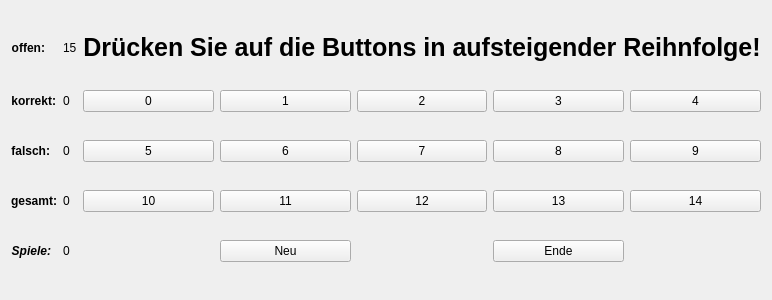
bbulis-tgm/python-game, file gui.ui: the form before one commit.
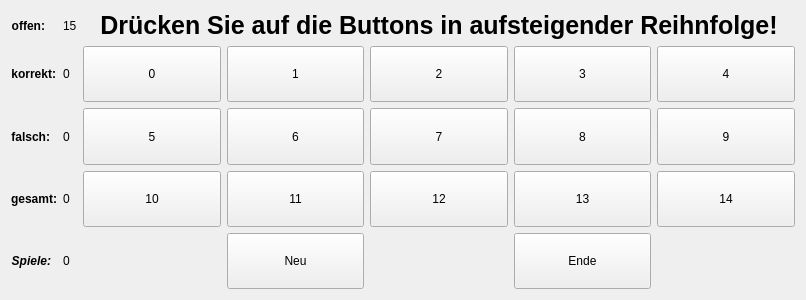
The form after the commit.

Commit message: Edit Gui; Edit button size

Diff of the .ui file:
```diff
--- a/gui.ui
+++ b/gui.ui
@@ -6,7 +6,7 @@
    <rect>
     <x>0</x>
     <y>0</y>
-    <width>734</width>
+    <width>806</width>
     <height>300</height>
    </rect>
   </property>
@@ -57,6 +57,12 @@
      </item>
      <item row="1" column="4">
       <widget class="QPushButton" name="pushButton_2">
+       <property name="sizePolicy">
+        <sizepolicy hsizetype="Minimum" vsizetype="Minimum">
+         <horstretch>0</horstretch>
+         <verstretch>0</verstretch>
+        </sizepolicy>
+       </property>
        <property name="text">
         <string>2</string>
        </property>
@@ -64,6 +70,12 @@
      </item>
      <item row="1" column="5">
       <widget class="QPushButton" name="pushButton_3">
+       <property name="sizePolicy">
+        <sizepolicy hsizetype="Minimum" vsizetype="Minimum">
+         <horstretch>0</horstretch>
+         <verstretch>0</verstretch>
+        </sizepolicy>
+       </property>
        <property name="text">
         <string>3</string>
        </property>
@@ -72,7 +84,7 @@
      <item row="1" column="2">
       <widget class="QPushButton" name="pushButton_0">
        <property name="sizePolicy">
-        <sizepolicy hsizetype="Minimum" vsizetype="Fixed">
+        <sizepolicy hsizetype="Minimum" vsizetype="Minimum">
          <horstretch>0</horstretch>
          <verstretch>0</verstretch>
         </sizepolicy>
@@ -87,6 +99,12 @@
      </item>
      <item row="1" column="3">
       <widget class="QPushButton" name="pushButton_1">
+       <property name="sizePolicy">
+        <sizepolicy hsizetype="Minimum" vsizetype="Minimum">
+         <horstretch>0</horstretch>
+         <verstretch>0</verstretch>
+        </sizepolicy>
+       </property>
        <property name="text">
         <string>1</string>
        </property>
@@ -231,6 +249,12 @@
      </item>
      <item row="1" column="6">
       <widget class="QPushButton" name="pushButton_4">
+       <property name="sizePolicy">
+        <sizepolicy hsizetype="Minimum" vsizetype="Minimum">
+         <horstretch>0</horstretch>
+         <verstretch>0</verstretch>
+        </sizepolicy>
+       </property>
        <property name="text">
         <string>4</string>
        </property>
@@ -238,6 +262,12 @@
      </item>
      <item row="2" column="2">
       <widget class="QPushButton" name="pushButton_5">
+       <property name="sizePolicy">
+        <sizepolicy hsizetype="Minimum" vsizetype="Minimum">
+         <horstretch>0</horstretch>
+         <verstretch>0</verstretch>
+        </sizepolicy>
+       </property>
        <property name="text">
         <string>5</string>
        </property>
@@ -245,6 +275,12 @@
      </item>
      <item row="3" column="2">
       <widget class="QPushButton" name="pushButton_10">
+       <property name="sizePolicy">
+        <sizepolicy hsizetype="Minimum" vsizetype="Minimum">
+         <horstretch>0</horstretch>
+         <verstretch>0</verstretch>
+        </sizepolicy>
+       </property>
        <property name="text">
         <string>10</string>
        </property>
@@ -252,6 +288,12 @@
      </item>
      <item row="2" column="3">
       <widget class="QPushButton" name="pushButton_6">
+       <property name="sizePolicy">
+        <sizepolicy hsizetype="Minimum" vsizetype="Minimum">
+         <horstretch>0</horstretch>
+         <verstretch>0</verstretch>
+        </sizepolicy>
+       </property>
        <property name="text">
         <string>6</string>
        </property>
@@ -259,6 +301,12 @@
      </item>
      <item row="3" column="3">
       <widget class="QPushButton" name="pushButton_11">
+       <property name="sizePolicy">
+        <sizepolicy hsizetype="Minimum" vsizetype="Minimum">
+         <horstretch>0</horstretch>
+         <verstretch>0</verstretch>
+        </sizepolicy>
+       </property>
        <property name="text">
         <string>11</string>
        </property>
@@ -266,6 +314,12 @@
      </item>
      <item row="2" column="4">
       <widget class="QPushButton" name="pushButton_7">
+       <property name="sizePolicy">
+        <sizepolicy hsizetype="Minimum" vsizetype="Minimum">
+         <horstretch>0</horstretch>
+         <verstretch>0</verstretch>
+        </sizepolicy>
+       </property>
        <property name="text">
         <string>7</string>
        </property>
@@ -273,6 +327,12 @@
      </item>
      <item row="3" column="4">
       <widget class="QPushButton" name="pushButton_12">
+       <property name="sizePolicy">
+        <sizepolicy hsizetype="Minimum" vsizetype="Minimum">
+         <horstretch>0</horstretch>
+         <verstretch>0</verstretch>
+        </sizepolicy>
+       </property>
        <property name="text">
         <string>12</string>
        </property>
@@ -280,6 +340,12 @@
      </item>
      <item row="2" column="5">
       <widget class="QPushButton" name="pushButton_8">
+       <property name="sizePolicy">
+        <sizepolicy hsizetype="Minimum" vsizetype="Minimum">
+         <horstretch>0</horstretch>
+         <verstretch>0</verstretch>
+        </sizepolicy>
+       </property>
        <property name="text">
         <string>8</string>
        </property>
@@ -287,6 +353,12 @@
      </item>
      <item row="2" column="6">
       <widget class="QPushButton" name="pushButton_9">
+       <property name="sizePolicy">
+        <sizepolicy hsizetype="Minimum" vsizetype="Minimum">
+         <horstretch>0</horstretch>
+         <verstretch>0</verstretch>
+        </sizepolicy>
+       </property>
        <property name="text">
         <string>9</string>
        </property>
@@ -294,6 +366,12 @@
      </item>
      <item row="3" column="5">
       <widget class="QPushButton" name="pushButton_13">
+       <property name="sizePolicy">
+        <sizepolicy hsizetype="Minimum" vsizetype="Minimum">
+         <horstretch>0</horstretch>
+         <verstretch>0</verstretch>
+        </sizepolicy>
+       </property>
        <property name="text">
         <string>13</string>
        </property>
@@ -301,6 +379,12 @@
      </item>
      <item row="3" column="6">
       <widget class="QPushButton" name="pushButton_14">
+       <property name="sizePolicy">
+        <sizepolicy hsizetype="Minimum" vsizetype="Minimum">
+         <horstretch>0</horstretch>
+         <verstretch>0</verstretch>
+        </sizepolicy>
+       </property>
        <property name="text">
         <string>14</string>
        </property>
@@ -308,6 +392,12 @@
      </item>
      <item row="4" column="3">
       <widget class="QPushButton" name="pushButton_new">
+       <property name="sizePolicy">
+        <sizepolicy hsizetype="Minimum" vsizetype="Minimum">
+         <horstretch>0</horstretch>
+         <verstretch>0</verstretch>
+        </sizepolicy>
+       </property>
        <property name="text">
         <string>Neu</string>
        </property>
@@ -315,6 +405,12 @@
      </item>
      <item row="4" column="5">
       <widget class="QPushButton" name="pushButton_end">
+       <property name="sizePolicy">
+        <sizepolicy hsizetype="Minimum" vsizetype="Minimum">
+         <horstretch>0</horstretch>
+         <verstretch>0</verstretch>
+        </sizepolicy>
+       </property>
        <property name="text">
         <string>Ende</string>
        </property>
```
